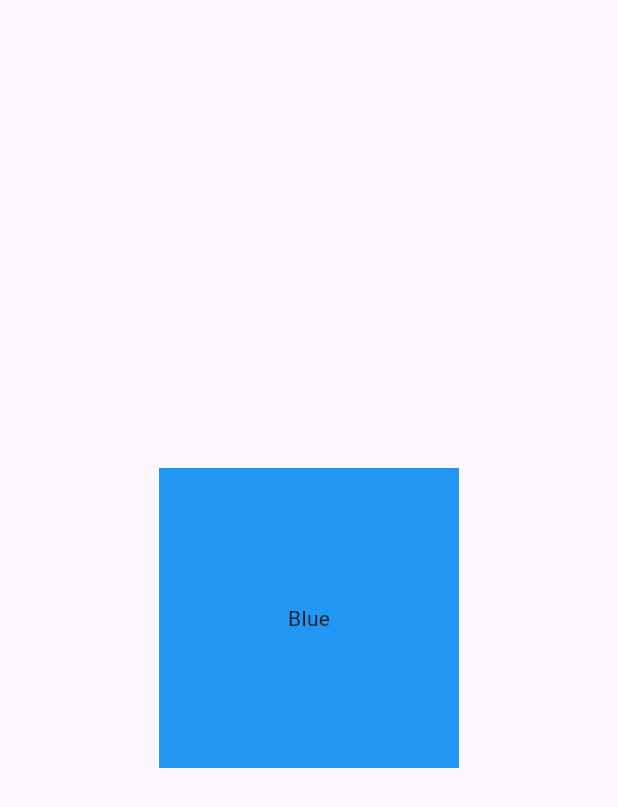
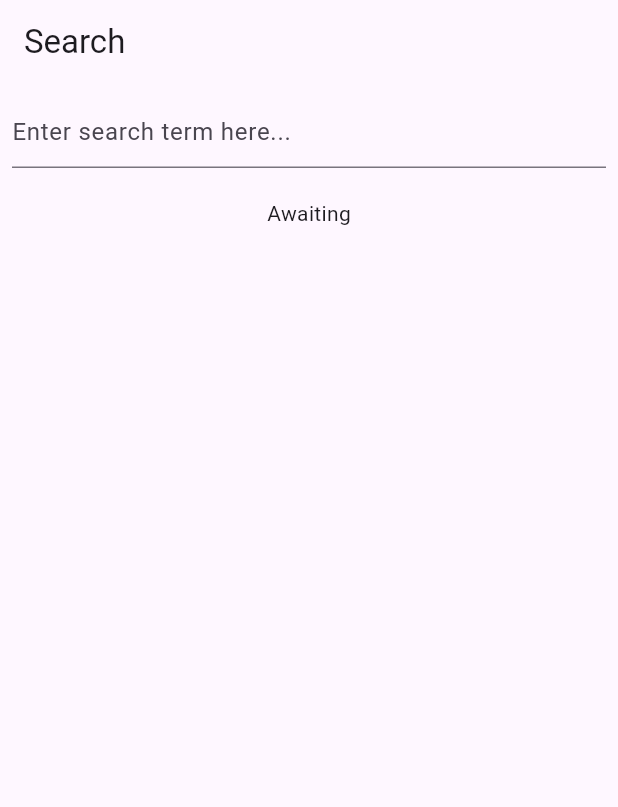
Before and after one commit to GolakiyaVishal/playground, a Flutter app: the screen it shows after launch, on a phone screen of 412 x 824 dp. Shown: the top 807 px of the screen. Run offline on Flutter 3.47's test engine with Material 3 defaults, Android fonts, the phone set to English and light mode, and no system bars; our stand-ins replace rxdart.

Commit message:
add rxdart

```diff
--- a/lib/src/app.dart
+++ b/lib/src/app.dart
@@ -1,5 +1,6 @@
 import 'package:flutter/material.dart';
 import 'package:playground/src/implisit_animation.dart';
+import 'package:playground/src/views/home_screen.dart';
 
 class MyApp extends StatefulWidget {
   const MyApp({super.key});
@@ -20,7 +21,14 @@ class _MyAppState extends State<MyApp> {
       theme: ThemeData(
         primarySwatch: Colors.blue,
       ),
-      home: Scaffold(
+      home: const HomeScreen(),
+    );
+  }
+}
+
+
+/*
+home: Scaffold(
         body: Center(
           child: GestureDetector(
             onTap: () {
@@ -35,6 +43,4 @@ class _MyAppState extends State<MyApp> {
           ),
         ),
       ),
-    );
-  }
-}
+*/
--- /dev/null
+++ b/lib/src/bloc/api.dart
@@ -0,0 +1,74 @@
+import 'dart:convert';
+import 'dart:io';
+
+import 'package:playground/src/models/animal.dart';
+import 'package:playground/src/models/person.dart';
+import 'package:playground/src/models/thing.dart';
+
+typedef SearchTerm = String;
+// String baseUrl =  'http://10.0.2.2:8000';
+String baseUrl =  'http://10.0.2.2:5500';
+// String baseUrl =  'http://127.0.0.1:5500';
+
+class Api {
+  List<Animal>? _animals;
+  List<Person>? _persons;
+  Api();
+
+  Future<List<Thing>> search(SearchTerm SearchTerm) async {
+    final term = SearchTerm.trim().toLowerCase();
+
+    // check for cached data
+    final cachedResult = _extraxtThingsUsinfSearchTerms(term);
+    if(cachedResult != null) {
+      return cachedResult;
+    }
+
+    // call api for new data
+    final persons = await _getJson('$baseUrl/apis/persons.json')
+    .then((json) => json.map((value) => Person.fromJson(value)));
+    _persons = persons.toList();
+
+    final animals = await _getJson('$baseUrl/apis/animals.json')
+    .then((json) => json.map((value) => Animal.fromJson(value)));
+    _animals = animals.toList();
+
+    return _extraxtThingsUsinfSearchTerms(term) ?? [];
+  }
+
+  List<Thing>? _extraxtThingsUsinfSearchTerms(SearchTerm term) {
+    final cachedAnimals = _animals;
+    final cachedPersons = _persons;
+
+    if (cachedAnimals != null && cachedPersons != null) {
+      List<Thing> result = [];
+
+      for(final animal in cachedAnimals) {
+        if(animal.name.trimmedContain(term) || animal.type.trimmedContain(term)){
+          result.add(animal);
+        }
+      }
+      for(final person in cachedPersons) {
+        if(person.name.trimmedContain(term) || person.age.toString().trimmedContain(term)){
+          result.add(person);
+        }
+      }
+      return result;
+    } else {
+      return null;
+    }
+  }
+
+  Future<List<dynamic>> _getJson(String url) => HttpClient()
+  .getUrl(Uri.parse(url))
+  .then((req) => req.close())
+  .then((resp) => resp.transform(utf8.decoder).join()
+  .then((jsonString) => jsonDecode(jsonString) as List<dynamic>));
+
+}
+
+extension TrimmedCaseInsensitiveContainer on String {
+  bool trimmedContain(String other) =>
+    trim().toLowerCase().contains(
+      other.trim().toLowerCase());
+}
--- /dev/null
+++ b/lib/src/bloc/search_bloc.dart
@@ -0,0 +1,45 @@
+import 'package:flutter/foundation.dart' show immutable;
+import 'package:flutter/material.dart';
+import 'package:playground/src/bloc/api.dart';
+import 'package:rxdart/rxdart.dart';
+
+import 'search_result.dart';
+
+@immutable
+class SearchBloc {
+  final Sink<String> search;
+  final Stream<SearchResult?> result;
+
+  const SearchBloc._({required this.search, required this.result});
+
+  void dispose() {
+    search.close();
+  }
+
+  factory SearchBloc({required Api api}) {
+    final textChanges = BehaviorSubject<String>();
+
+    final result = textChanges
+        .distinct()
+        .debounceTime(const Duration(milliseconds: 300))
+        .switchMap<SearchResult?>((String searchTerm) {
+      // search is empty
+      if (searchTerm.isEmpty) {
+        return Stream<SearchResult?>.value(null);
+      } else {
+        return Rx.fromCallable(() => api.search(searchTerm))
+            .delay(const Duration(seconds: 1))
+            .map((result) => result.isEmpty
+                ? SearchResultNoResult()
+                : SearchResultSuccess(result))
+            .startWith(SearchResultLoading())
+            .onErrorReturnWith((err, _) {
+          debugPrint('error :::: ${err.toString()}');
+          return SearhcResulError(err);
+        });
+      }
+    });
+
+    return SearchBloc._(search: textChanges.sink, result: result);
+  }
+}
--- /dev/null
+++ b/lib/src/bloc/search_result.dart
@@ -0,0 +1,25 @@
+import 'package:flutter/foundation.dart' show immutable;
+import 'package:playground/src/models/thing.dart';
+
+@immutable
+abstract class SearchResult {}
+
+@immutable
+class SearchResultLoading extends SearchResult {}
+
+@immutable
+class SearchResultNoResult extends SearchResult {}
+
+@immutable
+class SearhcResulError extends SearchResult {
+  final Object error;
+
+  SearhcResulError(this.error);
+}
+
+@immutable
+class SearchResultSuccess extends SearchResult {
+  final List<Thing> results;
+
+  SearchResultSuccess(this.results);
+}
--- /dev/null
+++ b/lib/src/models/animal.dart
@@ -0,0 +1,16 @@
+import 'package:flutter/foundation.dart' show immutable;
+import 'package:playground/src/models/thing.dart';
+
+@immutable
+class Animal extends Thing {
+  final String type;
+
+  const Animal({required super.name, required this.type});
+
+  factory Animal.fromJson(Map<String, dynamic> json) {
+    return Animal(name: json['name'], type: json['type']);
+  }
+
+  @override
+  String toString() => 'Animal (name: $name, type: $type)';
+}
--- /dev/null
+++ b/lib/src/models/person.dart
@@ -0,0 +1,16 @@
+import 'package:flutter/foundation.dart' show immutable;
+import 'package:playground/src/models/thing.dart';
+
+@immutable
+class Person extends Thing {
+  final int age;
+
+  const Person({required super.name, required this.age});
+
+  factory Person.fromJson(Map<String, dynamic> json) {
+    return Person(name: json['name'], age: json['age']);
+  }
+
+  @override
+  String toString() => 'Person (name: $name, age: $age)';
+}
--- /dev/null
+++ b/lib/src/models/thing.dart
@@ -0,0 +1,8 @@
+import 'package:flutter/foundation.dart'  show immutable;
+
+@immutable
+class Thing {
+  final String name;
+
+  const Thing({required this.name});
+}
--- /dev/null
+++ b/lib/src/views/home_screen.dart
@@ -0,0 +1,49 @@
+import 'package:flutter/material.dart';
+import 'package:playground/src/bloc/api.dart';
+import 'package:playground/src/bloc/search_bloc.dart';
+import 'package:playground/src/views/search_result_view.dart';
+
+class HomeScreen extends StatefulWidget {
+  const HomeScreen({super.key});
+
+  @override
+  State<HomeScreen> createState() => _HomeScreenState();
+}
+
+class _HomeScreenState extends State<HomeScreen> {
+  late SearchBloc _searchBloc;
+
+  @override
+  void initState() {
+    super.initState();
+    _searchBloc = SearchBloc(api: Api());
+  }
+
+  @override
+  void dispose() {
+    _searchBloc.dispose();
+    super.dispose();
+  }
+
+  @override
+  Widget build(BuildContext context) {
+    return Scaffold(
+      appBar: AppBar(title: Text('Search'),),
+      body: Column(
+        children: [
+          Padding(
+            padding: const EdgeInsets.all(8.0),
+            child: TextField(
+              onChanged: _searchBloc.search.add,
+              decoration: const InputDecoration(
+                hintText: 'Enter search term here...'
+              ),
+            ),
+          ),
+          const SizedBox(height: 12),
+          SearchResultView(searchResult: _searchBloc.result)
+        ],
+      ),
+    );
+  }
+}
--- /dev/null
+++ b/lib/src/views/search_result_view.dart
@@ -0,0 +1,49 @@
+import 'package:flutter/material.dart';
+import 'package:playground/src/bloc/search_result.dart';
+import 'package:playground/src/models/animal.dart';
+import 'package:playground/src/models/person.dart';
+
+class SearchResultView extends StatelessWidget {
+  const SearchResultView({super.key, required this.searchResult});
+
+  final Stream<SearchResult?> searchResult;
+
+  @override
+  Widget build(BuildContext context) {
+    return StreamBuilder(
+        stream: searchResult,
+        builder: (context, snapshot) {
+          if (snapshot.hasData) {
+            final result = snapshot.data;
+
+            if (result is SearchResultLoading) {
+              return const CircularProgressIndicator();
+            } else if (result is SearchResultNoResult) {
+              return const Text('No result found');
+            } else if (result is SearhcResulError) {
+              return const Text('Got error');
+            } else if (result is SearchResultSuccess) {
+              final results = result.results;
+
+              return Expanded(
+                  child: ListView.builder(
+                      itemCount: results.length,
+                      itemBuilder: (context, index) {
+                        final item = results[index];
+                        String title = item is Person
+                            ? 'Person'
+                            : item is Animal
+                                ? 'Animal'
+                                : 'Unknown';
+
+                        return ListTile(
+                          title: Text(title),
+                          subtitle: Text(item.toString()),
+                        );
+                      }));
+            }
+          }
+          return const Text('Awaiting');
+        });
+  }
+}
--- a/pubspec.yaml
+++ b/pubspec.yaml
@@ -12,6 +12,8 @@ dependencies:
   cupertino_icons: ^1.0.2
   flutter_reactive_ble: ^5.0.2
   flutter_screenutil: ^5.5.4
+  rxdart: ^0.28.0
+  flutter_hooks: ^0.20.5
 
 dev_dependencies:
   flutter_test:
```
Also changed, not shown: apis/animals.json (added, +14 -0 lines), apis/persons.json (added, +14 -0 lines), pubspec.lock, 4 other files.
